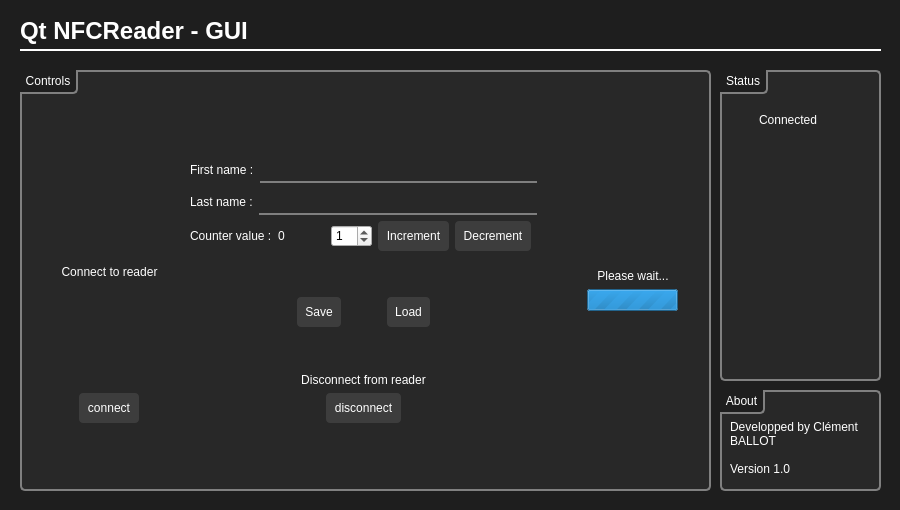
First picture: the form in QtNFCReaderGUI/QtNFCReaderGUI/QtNFCReaderGUI.ui, repository clementballot38/QtNFCReaderGUI, before the edit.
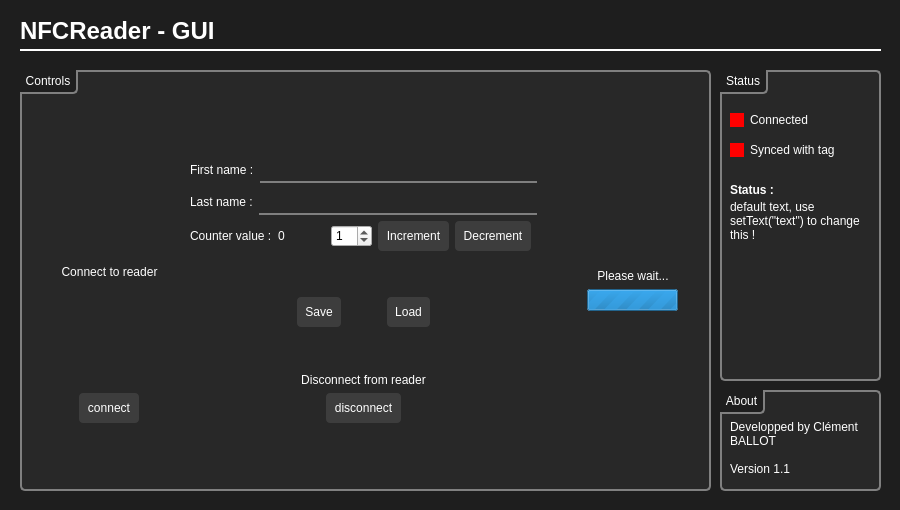
Second picture: the form after the edit.

Diff of the .ui file:
```diff
--- a/QtNFCReaderGUI/QtNFCReaderGUI/QtNFCReaderGUI.ui
+++ b/QtNFCReaderGUI/QtNFCReaderGUI/QtNFCReaderGUI.ui
@@ -1032,19 +1032,112 @@
     <property name="title">
      <string>Status</string>
     </property>
-    <widget class="QCheckBox" name="checkBox">
+    <widget class="QCheckBox" name="connected_checkbox">
+     <property name="enabled">
+      <bool>false</bool>
+     </property>
      <property name="geometry">
       <rect>
-       <x>20</x>
+       <x>10</x>
        <y>40</y>
-       <width>131</width>
+       <width>141</width>
        <height>20</height>
       </rect>
      </property>
+     <property name="styleSheet">
+      <string notr="true">QCheckBox::indicator {
+	background: transparent;
+	border: none;
+	border-radius: 8px;
+}
+
+QCheckBox::indicator:checked {
+	background: green;
+}
+
+QCheckBox::indicator:unchecked {
+	background: red;
+}</string>
+     </property>
      <property name="text">
       <string>Connected</string>
      </property>
      <property name="checkable">
+      <bool>true</bool>
+     </property>
+     <property name="checked">
+      <bool>false</bool>
+     </property>
+    </widget>
+    <widget class="QLabel" name="label_9">
+     <property name="geometry">
+      <rect>
+       <x>10</x>
+       <y>110</y>
+       <width>61</width>
+       <height>20</height>
+      </rect>
+     </property>
+     <property name="styleSheet">
+      <string notr="true">font-weight: bold;</string>
+     </property>
+     <property name="text">
+      <string>Status :</string>
+     </property>
+    </widget>
+    <widget class="QLabel" name="status_text">
+     <property name="geometry">
+      <rect>
+       <x>10</x>
+       <y>130</y>
+       <width>141</width>
+       <height>171</height>
+      </rect>
+     </property>
+     <property name="text">
+      <string>default text, use setText(&quot;text&quot;) to change this !</string>
+     </property>
+     <property name="alignment">
+      <set>Qt::AlignLeading|Qt::AlignLeft|Qt::AlignTop</set>
+     </property>
+     <property name="wordWrap">
+      <bool>true</bool>
+     </property>
+    </widget>
+    <widget class="QCheckBox" name="sync_checkbox">
+     <property name="enabled">
+      <bool>false</bool>
+     </property>
+     <property name="geometry">
+      <rect>
+       <x>10</x>
+       <y>70</y>
+       <width>141</width>
+       <height>20</height>
+      </rect>
+     </property>
+     <property name="styleSheet">
+      <string notr="true">QCheckBox::indicator {
+	background: transparent;
+	border: none;
+	border-radius: 8px;
+}
+
+QCheckBox::indicator:checked {
+	background: green;
+}
+
+QCheckBox::indicator:unchecked {
+	background: red;
+}</string>
+     </property>
+     <property name="text">
+      <string>Synced with tag</string>
+     </property>
+     <property name="checkable">
+      <bool>true</bool>
+     </property>
+     <property name="checked">
       <bool>false</bool>
      </property>
     </widget>
@@ -1065,7 +1158,7 @@
 </string>
     </property>
     <property name="text">
-     <string>Qt NFCReader - GUI</string>
+     <string>NFCReader - GUI</string>
     </property>
    </widget>
    <widget class="QGroupBox" name="groupBox">
@@ -1095,7 +1188,7 @@
      <property name="text">
       <string>Developped by Clément BALLOT
 
-Version 1.0</string>
+Version 1.1</string>
      </property>
      <property name="scaledContents">
       <bool>false</bool>
```
